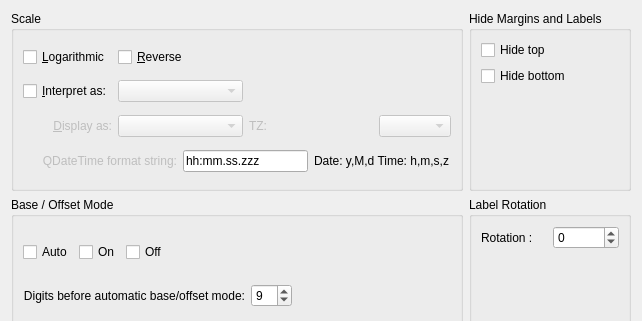
The window that src/libkstapp/axistab.ui (Kst-plot/kst) describes before a commit, drawn with Qt 5; both pictures show x 0 to 642 and y 0 to 321 of the 642 by 541 pixel window.
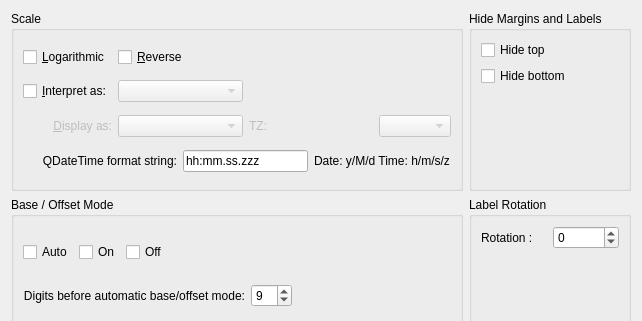
The same window after the commit. Custom widgets are drawn as their Qt base class.

Commit message: disable time format string when option is not selected

The edit to the form file:
```diff
--- a/src/libkstapp/axistab.ui
+++ b/src/libkstapp/axistab.ui
@@ -141,7 +141,7 @@
         <item row="3" column="0" colspan="2">
          <widget class="QLabel" name="_timeFormaLabel">
           <property name="enabled">
-           <bool>false</bool>
+           <bool>true</bool>
           </property>
           <property name="sizePolicy">
            <sizepolicy hsizetype="Preferred" vsizetype="Preferred">
@@ -170,7 +170,7 @@
         <item row="3" column="4" colspan="2">
          <widget class="QLabel" name="label_8">
           <property name="text">
-           <string>Date: y,M,d Time: h,m,s,z</string>
+           <string>Date: y/M/d Time: h/m/s/z</string>
           </property>
          </widget>
         </item>
```
Left out of the diff: 4 changed lines with no effect on the pictures. The commit also changes 4 other files.
